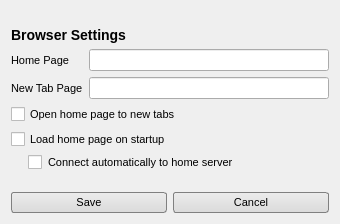
This is bin/data/ui/LoginWebSettings.ui in realXtend/tundra as Qt 5 draws it before an edit. The edited form follows.
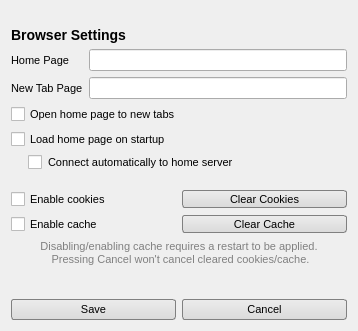
This is the edited form. Icons and pictures are not drawn.

Commit message: LoginWebScreen.js: Implementing browser disk cache, cookiesand icon database. Should speed up and make web browsing with it more pleasant. Had to subclass QNetworkCookieJar to c++ side due to js inheritance limitations. Cache and cookies settings and clearing of them can be done from the browser settings ui. Both are on by default.

Diff of the .ui file:
```diff
--- a/bin/data/ui/LoginWebSettings.ui
+++ b/bin/data/ui/LoginWebSettings.ui
@@ -6,8 +6,8 @@
    <rect>
     <x>0</x>
     <y>0</y>
-    <width>340</width>
-    <height>224</height>
+    <width>358</width>
+    <height>331</height>
    </rect>
   </property>
   <property name="windowTitle">
@@ -138,8 +138,92 @@
        </property>
       </widget>
      </item>
+     <item>
+      <spacer name="verticalSpacer_2">
+       <property name="orientation">
+        <enum>Qt::Vertical</enum>
+       </property>
+       <property name="sizeType">
+        <enum>QSizePolicy::Fixed</enum>
+       </property>
+       <property name="sizeHint" stdset="0">
+        <size>
+         <width>15</width>
+         <height>15</height>
+        </size>
+       </property>
+      </spacer>
+     </item>
+     <item>
+      <layout class="QHBoxLayout" name="horizontalLayout_3">
+       <item>
+        <widget class="QCheckBox" name="enableCookies">
+         <property name="toolTip">
+          <string>Enable cookies for web pages</string>
+         </property>
+         <property name="text">
+          <string>Enable cookies</string>
+         </property>
+        </widget>
+       </item>
+       <item>
+        <widget class="QPushButton" name="clearCookies">
+         <property name="maximumSize">
+          <size>
+           <width>16777215</width>
+           <height>18</height>
+          </size>
+         </property>
+         <property name="text">
+          <string>Clear Cookies</string>
+         </property>
+        </widget>
+       </item>
+      </layout>
+     </item>
+     <item>
+      <layout class="QHBoxLayout" name="horizontalLayout_4">
+       <item>
+        <widget class="QCheckBox" name="enableCache">
+         <property name="toolTip">
+          <string>This will enable icons on the page tabs and allows the web browser to store cache data on the hard drive</string>
+         </property>
+         <property name="text">
+          <string>Enable cache</string>
+         </property>
+        </widget>
+       </item>
+       <item>
+        <widget class="QPushButton" name="clearCache">
+         <property name="maximumSize">
+          <size>
+           <width>16777215</width>
+           <height>18</height>
+          </size>
+         </property>
+         <property name="text">
+          <string>Clear Cache</string>
+         </property>
+        </widget>
+       </item>
+      </layout>
+     </item>
     </layout>
    </item>
+   <item>
+    <widget class="QLabel" name="cacheInfoLabel">
+     <property name="styleSheet">
+      <string>color: grey;</string>
+     </property>
+     <property name="text">
+      <string>Disabling/enabling cache requires a restart to be applied.
+ Pressing Cancel won't cancel cleared cookies/cache.</string>
+     </property>
+     <property name="alignment">
+      <set>Qt::AlignCenter</set>
+     </property>
+    </widget>
+   </item>
    <item>
     <spacer name="verticalSpacer">
      <property name="orientation">
@@ -147,8 +231,8 @@
      </property>
      <property name="sizeHint" stdset="0">
       <size>
-       <width>20</width>
-       <height>40</height>
+       <width>1</width>
+       <height>15</height>
       </size>
      </property>
     </spacer>
```
The commit also changes 4 other files.
